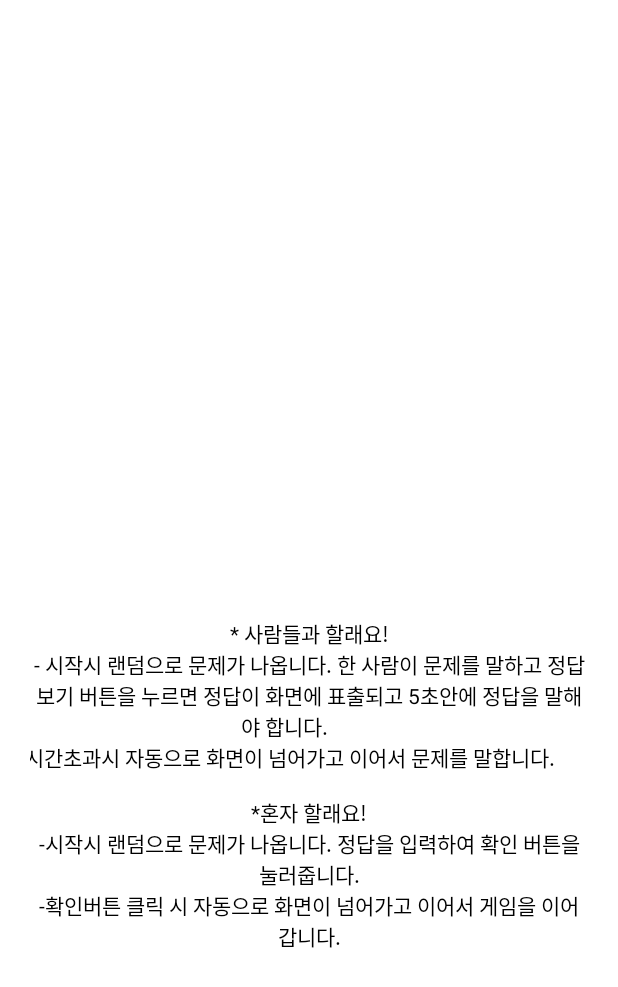
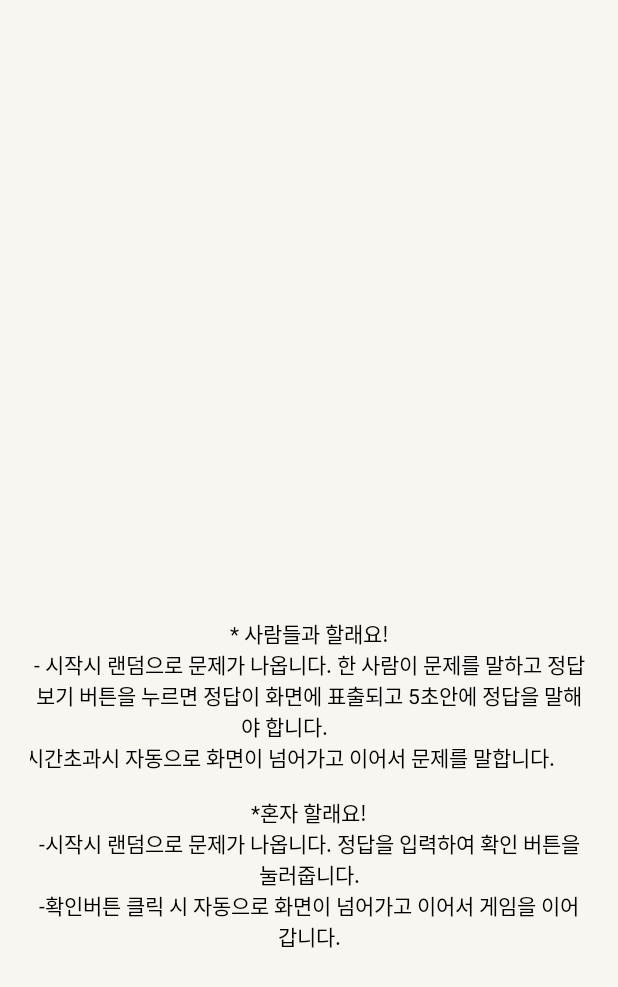
Before and after one commit to KoHyeokJoon/quizMaster, an Android app: the screen it shows after launch (SudoInfo), after a tap on "수도이름", on a phone screen of 412 x 824 dp. Shown: the top 987 px of the screen. Run offline under Robolectric (Android 15) with nearby library versions, the light colour scheme and no system bars; our stand-ins replace Room's generated code.

Commit message:
사용자 모드에 따라 색 변경, 데이터넣기

```diff
--- a/app/src/main/java/com/example/quizmaster/MainActivity.java
+++ b/app/src/main/java/com/example/quizmaster/MainActivity.java
@@ -76,9 +76,8 @@ public class MainActivity extends AppCompatActivity {
                 }
                 RunDataBase runDataBase = new RunDataBase(getApplicationContext());
 
-                String queGb = d.substring(0, 10).replace(" ", "");
-                String question = d.substring(d.indexOf("question") + 8, d.indexOf("answer")).replaceAll("(\r\n|\r|\n|\n\r)", "")
-                        .replace(" ", "");
+                String queGb = d.substring(0, 8).replace(" ", "");
+                String question = d.substring(d.indexOf("question") + 8, d.indexOf("answer")).replaceAll("(\r\n|\r|\n|\n\r)", "");
                 String answer = d.substring(d.indexOf("answer") + 6, d.length()).replaceAll("(\r\n|\r|\n|\n\r)", "")
                         .replace(" ", "");
 
@@ -284,11 +283,11 @@ public class MainActivity extends AppCompatActivity {
     private boolean isStart() {
 
         SharedPreferences pref = getSharedPreferences("isFirst", Activity.MODE_PRIVATE);
-        boolean first = pref.getBoolean("isFirst", false);
+        boolean first = pref.getBoolean("isFirst", true);
 
-        if(first==false){
+        if(first){
             SharedPreferences.Editor editor = pref.edit();
-            editor.putBoolean("isFirst",true);
+            editor.putBoolean("isFirst",false);
             editor.commit();
             return true;
         }else{
--- a/app/src/main/java/com/example/quizmaster/dao/QuizListDAO.java
+++ b/app/src/main/java/com/example/quizmaster/dao/QuizListDAO.java
@@ -33,6 +33,9 @@ public interface QuizListDAO {
     @Query("DELETE FROM QuizList WHERE queGb = :queGb")
     void deleteItems(String queGb);
 
+    @Query("DELETE FROM QuizList")
+    void deleteAllItems();
+
     @Query("SELECT COUNT(1) FROM QuizList WHERE queGb = :queGb AND answer = :answer")
     int dupCount(String queGb, String answer);
 
--- a/app/src/main/java/com/example/quizmaster/db/RunDataBase.java
+++ b/app/src/main/java/com/example/quizmaster/db/RunDataBase.java
@@ -123,6 +123,10 @@ public class RunDataBase extends Thread {
 
                         code = "0000";
                         break;
+                    case "allDelete":
+                        quizListDAO.deleteAllItems();
+                        code = "0000";
+                        break;
                 }
 
             }
--- a/app/src/main/res/layout/activity_add_data.xml
+++ b/app/src/main/res/layout/activity_add_data.xml
@@ -123,7 +123,7 @@
     <LinearLayout
         android:layout_width="match_parent"
         android:layout_height="0dp"
-        android:layout_weight="4"
+        android:layout_weight="5"
         android:orientation="horizontal">
 
     </LinearLayout>
--- a/app/src/main/res/layout/views.xml
+++ b/app/src/main/res/layout/views.xml
@@ -66,7 +66,7 @@
     </FrameLayout>
 
     <TextView
-            android:text="QuizMaster"
+            android:text="CHOICE"
             android:layout_width="wrap_content"
             android:layout_height="wrap_content"
             android:id="@+id/textView" app:layout_constraintStart_toStartOf="parent"
--- a/app/src/main/res/values-night/themes.xml
+++ b/app/src/main/res/values-night/themes.xml
@@ -2,15 +2,39 @@
     <!-- Base application theme. -->
     <style name="Theme.QuizMaster" parent="Theme.MaterialComponents.DayNight.DarkActionBar">
         <!-- Primary brand color. -->
-        <item name="colorPrimary">@color/purple_200</item>
-        <item name="colorPrimaryVariant">@color/purple_700</item>
-        <item name="colorOnPrimary">@color/black</item>
+        <item name="colorPrimary">#636262</item>
+        <item name="colorPrimaryVariant">@color/black</item>
+        <item name="colorOnPrimary">@color/white</item>
         <!-- Secondary brand color. -->
         <item name="colorSecondary">@color/teal_200</item>
-        <item name="colorSecondaryVariant">@color/teal_200</item>
+        <item name="colorSecondaryVariant">@color/teal_700</item>
         <item name="colorOnSecondary">@color/black</item>
+
+
+        <!-- background color -->
+        <item name="android:windowBackground">#000000</item>
+
         <!-- Status bar color. -->
         <item name="android:statusBarColor">?attr/colorPrimaryVariant</item>
+        <item name="android:textColor">@color/white</item>
+        <item name="android:textColorHint">#E45353</item>
+        <item name="android:editTextColor">@color/black</item>
+
+        <item name="windowNoTitle">true</item>
+
         <!-- Customize your theme here. -->
+
+    </style>
+
+    <style name="AppTheme.Starting" parent="Theme.SplashScreen">
+
+        <item name="windowSplashScreenBackground">@color/colorBackground</item>
+        <item name="windowSplashScreenAnimatedIcon">@drawable/setting</item>
+        <!--        <item name="android:windowSplashScreenBrandingImage" tools:targetApi="s">@mipmap/ic_splash_brand</item>-->
+        <item name="windowSplashScreenAnimationDuration">2000</item>
+        <!--        <item name="postSplashScreenTheme">@style/AppTheme</item>-->
+        <item name="android:windowLightStatusBar" tools:targetApi="23">false</item>
+        <item name="android:windowLightNavigationBar" tools:targetApi="o_mr1">false</item>
+        <item name="android:navigationBarColor">@color/colorBackground</item>
     </style>
 </resources>
--- a/app/src/main/res/values/queList.xml
+++ b/app/src/main/res/values/queList.xml
@@ -11,6 +11,6 @@
         <item></item>
         <item>movie</item>
         <item>idiom</item>
-        <item>contry</item>
+        <item>sudo</item>
     </string-array>
 </resources>
--- a/app/src/main/res/values/strings.xml
+++ b/app/src/main/res/values/strings.xml
@@ -1,3 +1,3 @@
 <resources>
-    <string name="app_name">quizMaster</string>
+    <string name="app_name">QuizMaster</string>
 </resources>
--- a/app/src/main/res/values/themes.xml
+++ b/app/src/main/res/values/themes.xml
@@ -2,7 +2,7 @@
     <!-- Base application theme. -->
     <style name="Theme.QuizMaster" parent="Theme.MaterialComponents.DayNight.DarkActionBar">
         <!-- Primary brand color. -->
-        <item name="colorPrimary">#636262</item>
+        <item name="colorPrimary">#4E4B4B</item>
         <item name="colorPrimaryVariant">@color/black</item>
         <item name="colorOnPrimary">@color/white</item>
         <!-- Secondary brand color. -->
@@ -12,11 +12,13 @@
 
 
         <!-- background color -->
-        <item name="android:windowBackground">#FFFFFF</item>
+        <item name="android:windowBackground">#F8F6F0</item>
 
         <!-- Status bar color. -->
         <item name="android:statusBarColor">?attr/colorPrimaryVariant</item>
         <item name="android:textColor">@color/black</item>
+        <item name="android:textColorHint">#EF9191</item>
+        <item name="android:editTextColor">@color/black</item>
 
         <item name="windowNoTitle">true</item>
 
```
Also changed, not shown: app/src/main/java/com/example/quizmaster/AddData.java (+43 -4 lines), app/src/main/java/com/example/quizmaster/idiom/impl/IdiomSingleServiceImpl.java (+11 -6 lines), app/src/main/java/com/example/quizmaster/movie/impl/MovieSingleServiceImpl.java (+11 -5 lines), app/src/main/java/com/example/quizmaster/sudo/impl/SudoSingleServiceImpl.java (+11 -5 lines), app/src/main/res/raw/data.txt (+99 -0 lines).
